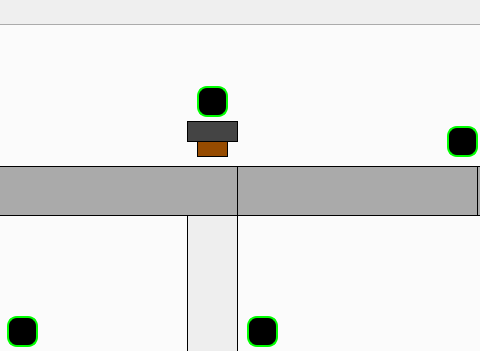
Old version of the form PolloLC/mainwindow.ui in the repository jesusarell/PolloLC; both pictures show x 555 to 1035 and y 0 to 351 of the 1160 by 600 pixel window.
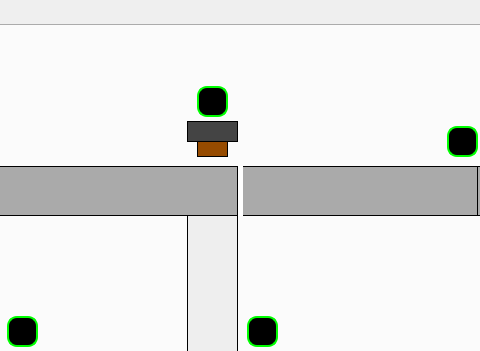
New version of the form. The open tabs and pages were chosen to show the change.

Patch:
```diff
--- a/PolloLC/mainwindow.ui
+++ b/PolloLC/mainwindow.ui
@@ -24,7 +24,7 @@
      </rect>
     </property>
     <property name="currentIndex">
-     <number>0</number>
+     <number>1</number>
     </property>
     <widget class="QWidget" name="rawVars">
      <attribute name="title">
@@ -1713,6 +1713,22 @@
        <string/>
       </property>
      </widget>
+     <widget class="QLabel" name="v_ml1">
+      <property name="geometry">
+       <rect>
+        <x>791</x>
+        <y>140</y>
+        <width>5</width>
+        <height>50</height>
+       </rect>
+      </property>
+      <property name="styleSheet">
+       <string notr="true">background:#fff</string>
+      </property>
+      <property name="text">
+       <string/>
+      </property>
+     </widget>
      <zorder>_3</zorder>
      <zorder>v_M4</zorder>
      <zorder>v_B4</zorder>
@@ -1748,6 +1764,7 @@
      <zorder>label_3</zorder>
      <zorder>label_6</zorder>
      <zorder>label_5</zorder>
+     <zorder>v_ml1</zorder>
     </widget>
    </widget>
   </widget>
```
